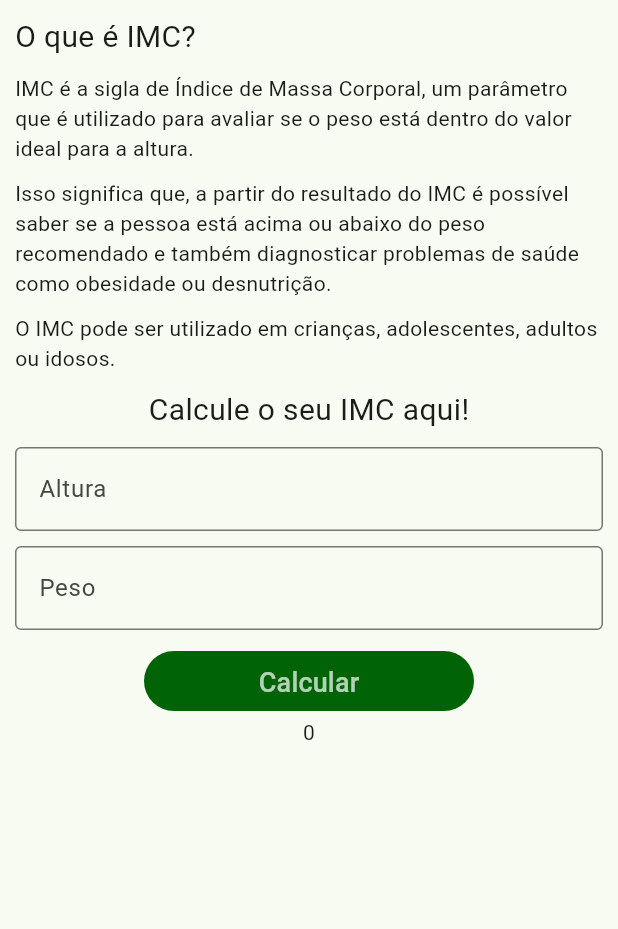
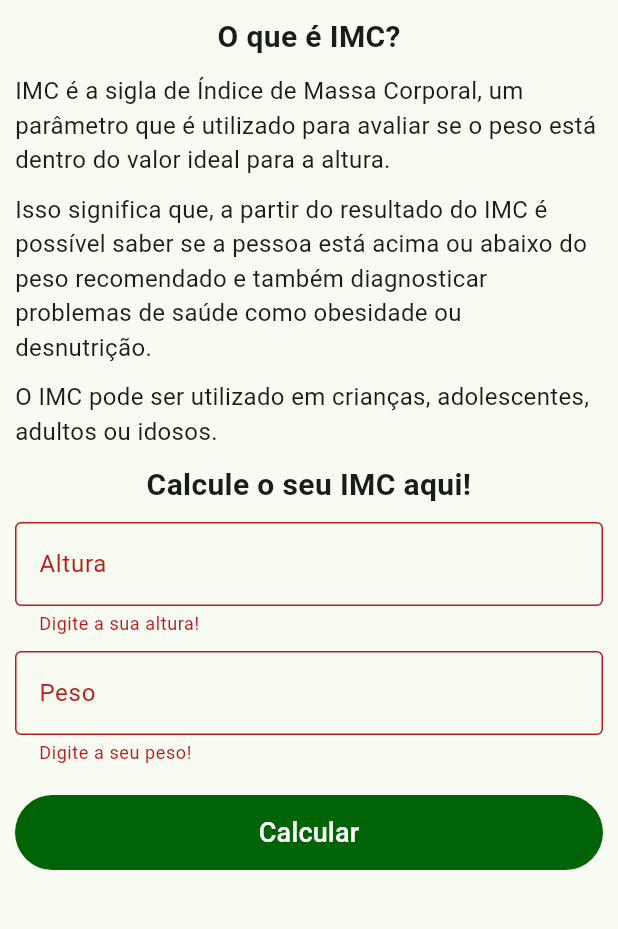
Before and after one commit to sanmerson/IMCalculator, a Flutter app: the screen it shows after launch, after a tap on "Calcular", on a phone screen of 412 x 824 dp, the part 84-1013 px from its top. Run offline on Flutter 3.47's test engine with Material 2 defaults, Android fonts, the phone set to English and light mode, and no system bars.

Commit message:
feat: add last features

```diff
--- a/lib/description.dart
+++ b/lib/description.dart
@@ -4,15 +4,13 @@
   children: [
     Expanded(
         child: Column(
-      crossAxisAlignment: CrossAxisAlignment.start,
+      crossAxisAlignment: CrossAxisAlignment.center,
       children: [
         Padding(
           padding: EdgeInsets.fromLTRB(10.0, 10.0, 10.0, 0.0),
           child: Text(
             "O que é IMC?",
-            style: TextStyle(
-              fontSize: 20,
-            ),
+            style: TextStyle(fontSize: 20, fontWeight: FontWeight.bold),
           ),
         ),
         Padding(
@@ -20,7 +18,7 @@
           child: Text(
             "IMC é a sigla de Índice de Massa Corporal, um parâmetro que é utilizado para avaliar se o peso está dentro do valor ideal para a altura. ",
             style: TextStyle(
-              fontSize: 14,
+              fontSize: 16,
             ),
           ),
         ),
@@ -29,7 +27,7 @@
           child: Text(
             "Isso significa que, a partir do resultado do IMC é possível saber se a pessoa está acima ou abaixo do peso recomendado e também diagnosticar problemas de saúde como obesidade ou desnutrição.",
             style: TextStyle(
-              fontSize: 14,
+              fontSize: 16,
             ),
           ),
         ),
@@ -38,7 +36,7 @@
           child: Text(
             "O IMC pode ser utilizado em crianças, adolescentes, adultos ou idosos. ",
             style: TextStyle(
-              fontSize: 14,
+              fontSize: 16,
             ),
           ),
         ),
--- a/lib/myApp.dart
+++ b/lib/myApp.dart
@@ -1,5 +1,6 @@
 import 'package:flutter/material.dart';
 import 'package:imcalculator/description.dart';
+import 'package:imcalculator/result.dart';
 
 class MyApp extends StatelessWidget {
   const MyApp({super.key});
@@ -9,8 +10,8 @@
     return MaterialApp(
       title: 'Flutter Demo',
       theme: ThemeData(
-        colorScheme:
-            ColorScheme.fromSeed(seedColor: Color.fromARGB(255, 2, 208, 36)),
+        colorScheme: ColorScheme.fromSeed(
+            seedColor: const Color.fromARGB(255, 2, 208, 36)),
         useMaterial3: true,
       ),
       home: const MyHomePage(title: 'IMCalculator'),
@@ -44,20 +45,25 @@
         title: Text(widget.title),
       ),
       body: Center(
-        child: Column(
+        child: ListView(
           children: <Widget>[
             description,
             const Padding(
               padding: EdgeInsets.fromLTRB(10.0, 10.0, 10.0, 0.0),
               child: Text(
+                textAlign: TextAlign.center,
                 "Calcule o seu IMC aqui!",
                 style: TextStyle(
                   fontSize: 20,
+                  fontWeight: FontWeight.bold,
                 ),
               ),
             ),
+            Form(
+                key: _formKey,
+                child: Column(
+                  children: [
                     Padding(
-              key: _formKey,
                       padding: const EdgeInsets.fromLTRB(10.0, 10.0, 10.0, 0.0),
                       child: TextFormField(
                         decoration: const InputDecoration(
@@ -65,37 +71,66 @@
                           labelText: 'Altura',
                         ),
                         controller: minhaAlturaInput,
+                        validator: (value) {
+                          if (value == null || value.isEmpty) {
+                            return "Digite a sua altura!";
+                          }
+                          if (!value.contains(',') && !value.contains('.')) {
+                            return "Adicione . ou ,";
+                          }
+
+                          return null;
+                        },
                       ),
                     ),
                     Padding(
-              padding: const EdgeInsets.fromLTRB(10.0, 10.0, 10.0, 10.0),
+                      padding:
+                          const EdgeInsets.fromLTRB(10.0, 10.0, 10.0, 10.0),
                       child: TextFormField(
                         decoration: const InputDecoration(
                           border: OutlineInputBorder(),
                           labelText: 'Peso',
                         ),
                         controller: meuPesoInput,
+                        validator: (value) {
+                          if (value == null || value.isEmpty) {
+                            return "Digite a seu peso!";
+                          }
+                          return null;
+                        },
                       ),
                     ),
-            TextButton(
+                  ],
+                )),
+            Padding(
+              padding: const EdgeInsets.fromLTRB(10.0, 10.0, 10.0, 10.0),
+              child: TextButton(
                 style: TextButton.styleFrom(
-                fixedSize: const Size(220, 20),
+                  fixedSize: const Size(220, 50),
                   backgroundColor: const Color.fromARGB(255, 0, 99, 5),
                 ),
                 onPressed: () {
                   setState(() {
-                  imc = (double.parse(meuPesoInput.text) ~/
-                          (double.parse(minhaAlturaInput.text) *
-                              double.parse(minhaAlturaInput.text)))
-                      .toInt();
+                    if (_formKey.currentState!.validate()) {
+                      minhaAltura = double.parse(
+                          minhaAlturaInput.text.replaceAll(',', '.'));
+
+                      meuPesoInput.text.contains(',')
+                          ? meuPeso = double.parse(
+                              meuPesoInput.text.replaceAll(',', '.'))
+                          : meuPeso = double.parse(meuPesoInput.text);
+
+                      imc = (meuPeso ~/ (minhaAltura * minhaAltura)).toInt();
+                    }
                   });
                 },
                 child: const Text(
                   'Calcular',
-                style: TextStyle(color: Colors.white70, fontSize: 18),
+                  style: TextStyle(color: Colors.white, fontSize: 18),
                 ),
               ),
-            Text('$imc')
+            ),
+            imc != 0 ? Result(imc: imc.toString()) : Container()
           ],
         ),
       ),
```
Also changed, not shown: lib/result.dart (added, +130 -0 lines). Lines whose indentation alone changed are shown as unchanged.
